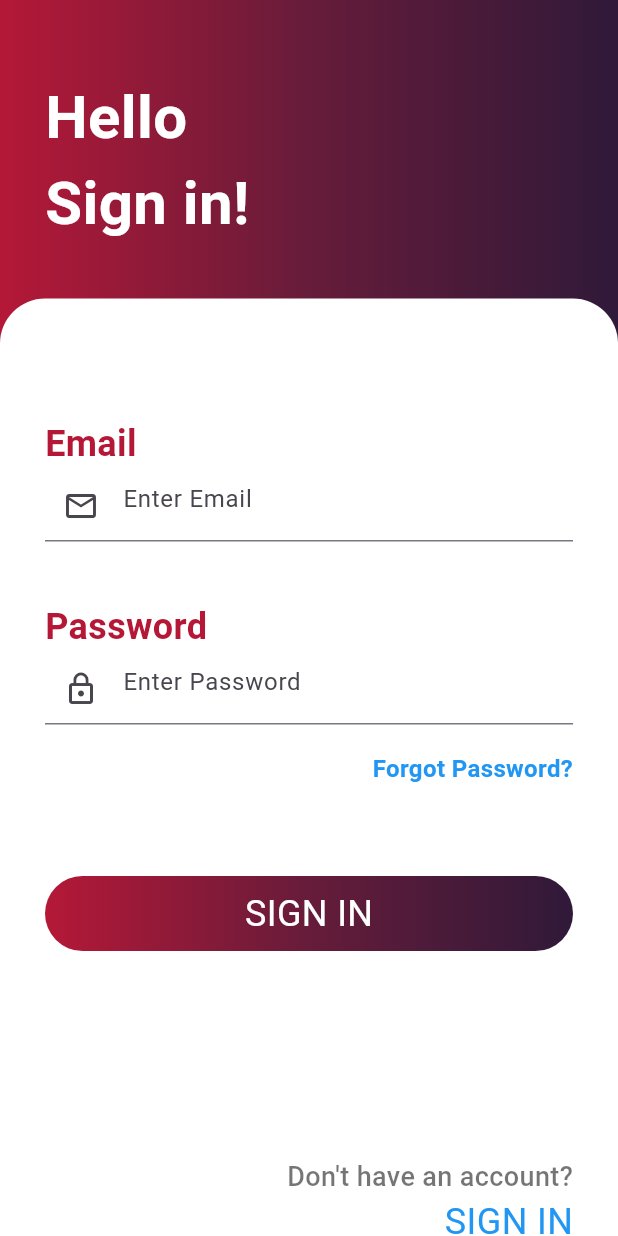
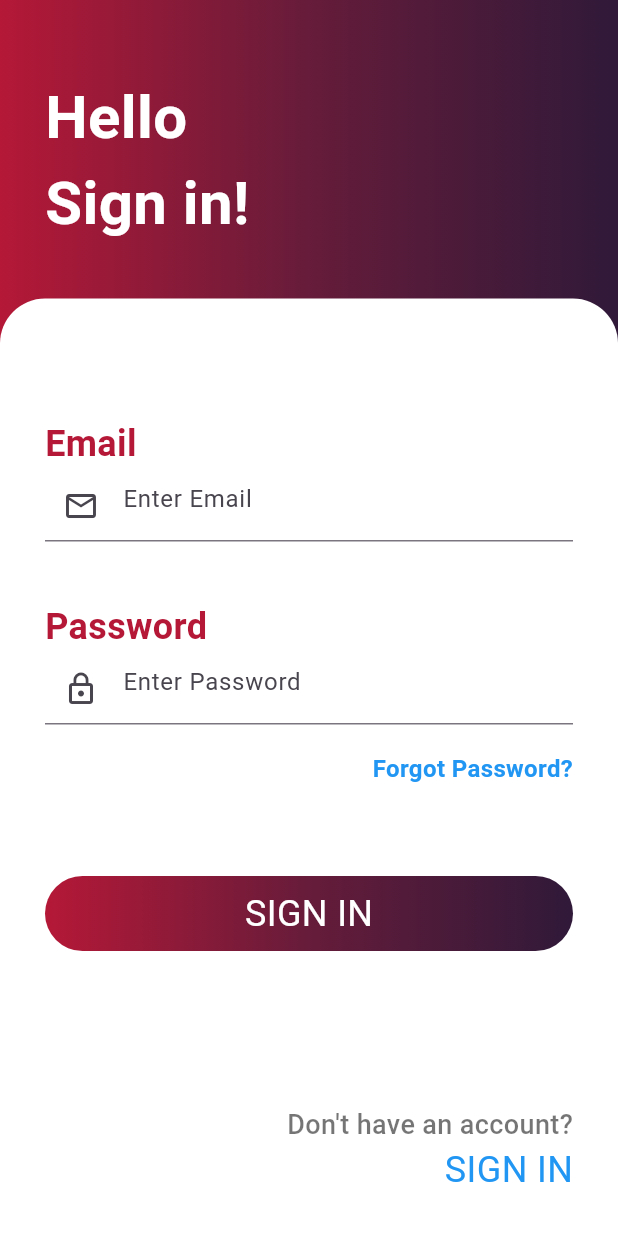
Before and after one commit to Piyushbhatt7/Login_Page, a Flutter app: the screen it shows after launch, on a phone screen of 412 x 824 dp. Run offline on Flutter 3.47's test engine with Material 3 defaults, Android fonts, the phone set to English and light mode, and no system bars.

Commit message:
signin screen

```diff
--- a/lib/pages/signin.dart
+++ b/lib/pages/signin.dart
@@ -136,7 +136,7 @@ class _SignInState extends State<SignIn> {
                       ),
                     ),
 
-                     SizedBox(height: MediaQuery.of(context).size.height/6,),
+                     SizedBox(height: MediaQuery.of(context).size.height/8,),
 
                      Row (
                        mainAxisAlignment: MainAxisAlignment.end,
```
